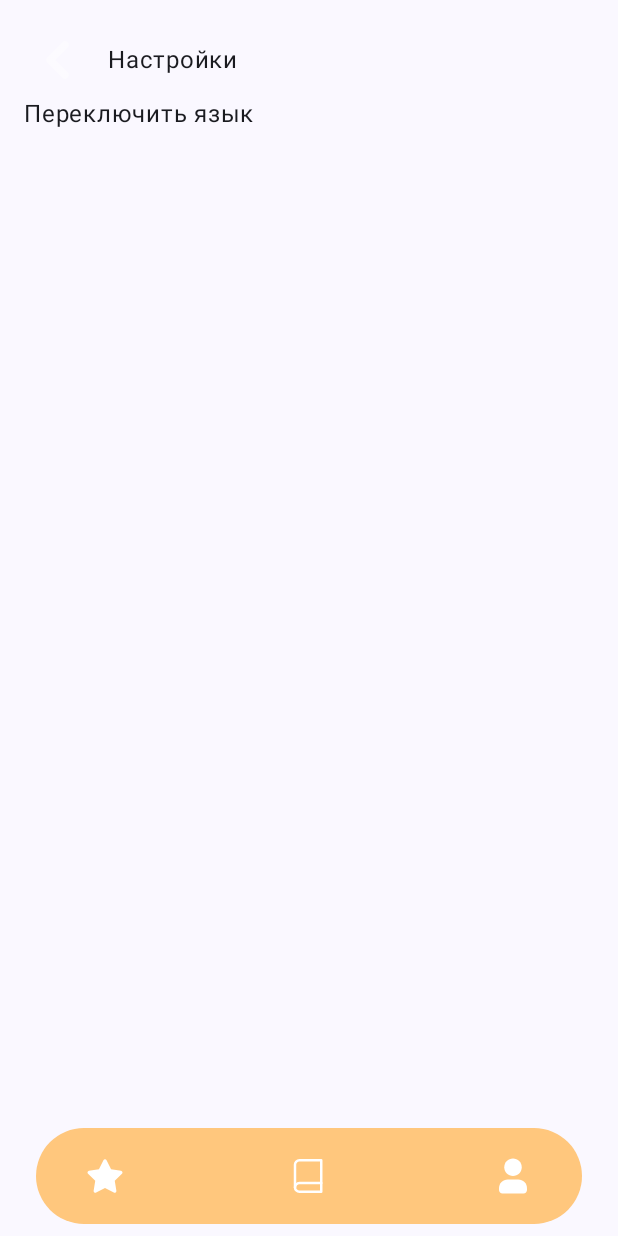
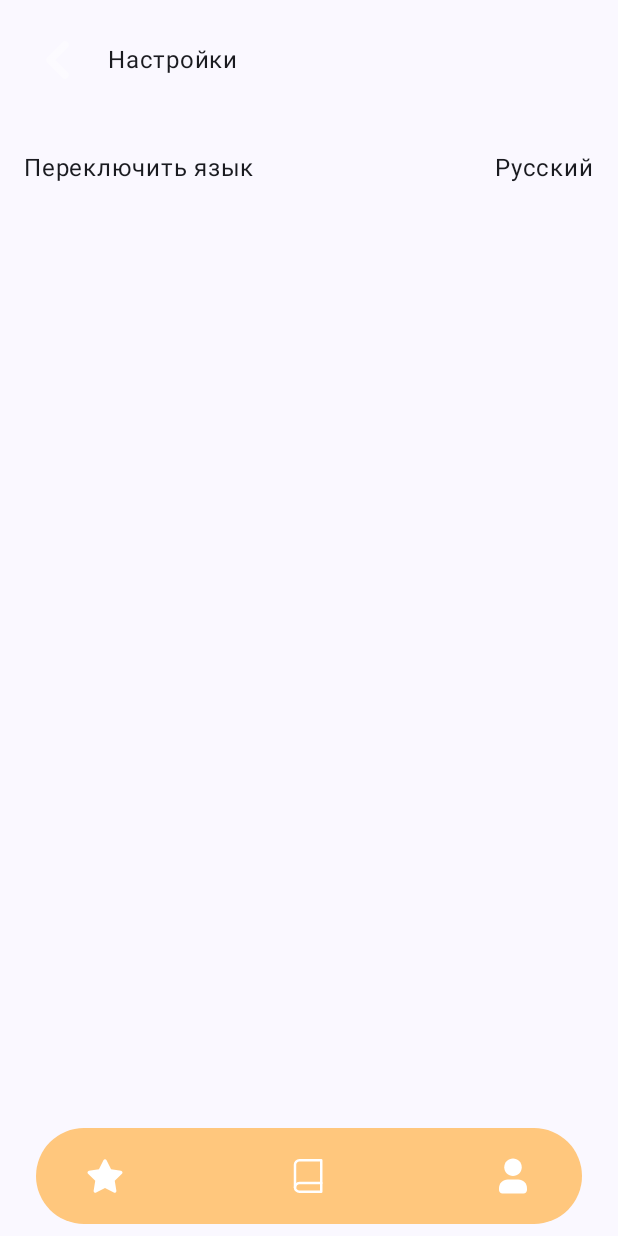
Before and after one commit to imdofkee/BookMatch, an Android app built with Jetpack Compose: the screen it shows after launch (MainActivity), after a tap on "Настройки", on a phone screen of 412 x 824 dp. Run offline under Robolectric (Android 15) with nearby library versions, the phone set to English and light mode, and no system bars; our stand-ins replace Dagger/Hilt's generated code, Room's generated code.

Commit message:
feat(data): added change language (rus/eng/es)

```diff
--- a/app/build.gradle.kts
+++ b/app/build.gradle.kts
@@ -52,7 +52,7 @@ dependencies {
     implementation("androidx.room:room-ktx:$roomVersion")
     ksp("androidx.room:room-compiler:$roomVersion")
 
-    // Hilt - оставляем версию 2.59.2 (совместима с AGP 9)
+    // Hilt
     implementation("com.google.dagger:hilt-android:2.59.2")
     ksp("com.google.dagger:hilt-android-compiler:2.59.2")
     implementation("androidx.hilt:hilt-navigation-compose:1.2.0")
@@ -61,7 +61,9 @@ dependencies {
     implementation("io.coil-kt.coil3:coil-compose:3.3.0")
     implementation("io.coil-kt.coil3:coil-network-okhttp:3.3.0")
 
-    // Compose BOM и остальные compose-зависимости
+    //locale
+    implementation("androidx.appcompat:appcompat:1.7.0")
+
     implementation(platform(libs.androidx.compose.bom))
     implementation(libs.androidx.activity.compose)
     implementation(libs.androidx.compose.material3)
--- a/app/src/main/java/com/dofkee/bookme/ui/theme/settings/SettingsScreen.kt
+++ b/app/src/main/java/com/dofkee/bookme/ui/theme/settings/SettingsScreen.kt
@@ -1,27 +1,50 @@
 package com.dofkee.bookme.ui.theme.settings
 
+import androidx.appcompat.app.AppCompatDelegate
+import androidx.compose.foundation.clickable
 import androidx.compose.foundation.layout.*
+import androidx.compose.material3.AlertDialog
 import androidx.compose.material3.Icon
 import androidx.compose.material3.IconButton
+import androidx.compose.material3.RadioButton
 import androidx.compose.material3.Text
+import androidx.compose.material3.TextButton
 import androidx.compose.runtime.Composable
+import androidx.compose.runtime.getValue
+import androidx.compose.runtime.mutableStateOf
+import androidx.compose.runtime.remember
+import androidx.compose.runtime.setValue
 import androidx.compose.ui.Alignment
 import androidx.compose.ui.Modifier
 import androidx.compose.ui.res.painterResource
+import androidx.compose.ui.res.stringResource
 import androidx.compose.ui.unit.dp
+import androidx.core.os.LocaleListCompat
 import com.dofkee.bookme.R
 import com.dofkee.bookme.ui.theme.TextColor
+
+enum class AppLanguage(val code: String, val labelRes: Int) {
+//    SYSTEM("",   R.string.language_system),
+    ENGLISH("en", R.string.language_english),
+    RUSSIAN("ru", R.string.language_russian),
+    SPANISH("es", R.string.language_spanish)
+}
 
 @Composable
 fun SettingsScreen(
     modifier: Modifier = Modifier,
     onBack: () -> Unit
 ) {
+    var showLanguageDialog by remember { mutableStateOf(false) }
+
+    val currentLanguage = rememberCurrentLanguage()
+
     Column(
         modifier = modifier
             .fillMaxSize()
             .padding(horizontal = 16.dp, vertical = 16.dp)
     ) {
+        // Шапка
         Row(
             modifier = Modifier.fillMaxWidth(),
             verticalAlignment = Alignment.CenterVertically,
@@ -30,14 +53,97 @@ fun SettingsScreen(
             IconButton(onClick = onBack) {
                 Icon(
                     painter = painterResource(R.drawable.strelka_back),
-                    contentDescription = "Назад",
+                    contentDescription = stringResource(R.string.back),
                     tint = TextColor
                 )
             }
-            Text(text = "Настройки")
+            Text(text = stringResource(R.string.settings))
         }
 
-//        Spacer(Modifier.height(24.dp))
-        Text("Переключить язык")
+        Spacer(Modifier.height(24.dp))
+
+        Row(
+            modifier = Modifier
+                .fillMaxWidth()
+                .clickable { showLanguageDialog = true }
+                .padding(vertical = 12.dp),
+            verticalAlignment = Alignment.CenterVertically,
+            horizontalArrangement = Arrangement.SpaceBetween
+        ) {
+            Text(text = stringResource(R.string.change_language))
+            Text(text = stringResource(currentLanguage.labelRes))
+        }
+    }
+
+    if (showLanguageDialog) {
+        LanguagePickerDialog(
+            selected = currentLanguage,
+            onDismiss = { showLanguageDialog = false },
+            onSelect = { lang ->
+                applyLanguage(lang)
+                showLanguageDialog = false
+            }
+        )
     }
 }
+
+@Composable
+private fun rememberCurrentLanguage(): AppLanguage {
+    val locales = AppCompatDelegate.getApplicationLocales()
+    return remember(locales) {
+//        if (locales.isEmpty) {
+//            AppLanguage.SYSTEM
+//        } else {
+//            val langCode = locales.get(0)?.language ?: ""
+//            AppLanguage.entries.firstOrNull { it.code == langCode } ?: AppLanguage.SYSTEM
+            val langCode = locales.get(0)?.language ?: ""
+            AppLanguage.entries.firstOrNull { it.code == langCode } ?: AppLanguage.RUSSIAN
+    }
+}
+
+
+private fun applyLanguage(lang: AppLanguage) {
+//    val locales = if (lang == AppLanguage.SYSTEM) {
+//        LocaleListCompat.getEmptyLocaleList()
+//    } else {
+        LocaleListCompat.forLanguageTags(lang.code)
+    }
+//    AppCompatDelegate.setApplicationLocales(locales)
+//}
+
+@Composable
+private fun LanguagePickerDialog(
+    selected: AppLanguage,
+    onDismiss: () -> Unit,
+    onSelect: (AppLanguage) -> Unit
+) {
+    AlertDialog(
+        onDismissRequest = onDismiss,
+        title = { Text(stringResource(R.string.choose_language)) },
+        text = {
+            Column {
+                AppLanguage.entries.forEach { lang ->
+                    Row(
+                        modifier = Modifier
+                            .fillMaxWidth()
+                            .clickable { onSelect(lang) }
+                            .padding(vertical = 8.dp),
+                        verticalAlignment = Alignment.CenterVertically
+                    ) {
+                        RadioButton(
+                            selected = lang == selected,
+                            onClick = { onSelect(lang) }
+                        )
+                        Spacer(Modifier.width(8.dp))
+                        Text(text = stringResource(lang.labelRes))
+                    }
+                }
+            }
+        },
+        confirmButton = {
+            TextButton(onClick = onDismiss) {
+                Text(stringResource(R.string.cancel))
+            }
+        }
+    )
+}
--- a/app/src/main/res/values/strings.xml
+++ b/app/src/main/res/values/strings.xml
@@ -1,3 +1,15 @@
 <resources>
     <string name="app_name">BookMatch</string>
+
+    <!--    изменение локализации-->
+    <string name="settings">Настройки</string>
+    <string name="back">Назад</string>
+    <string name="change_language">Переключить язык</string>
+    <string name="choose_language">Выберите язык</string>
+    <string name="cancel">Отмена</string>
+
+    <string name="language_system">Системный</string>
+    <string name="language_english">English</string>
+    <string name="language_russian">Русский</string>
+    <string name="language_spanish">Español</string>
 </resources>
```
Also changed, not shown: app/src/main/AndroidManifest.xml (+10 -0 lines).
